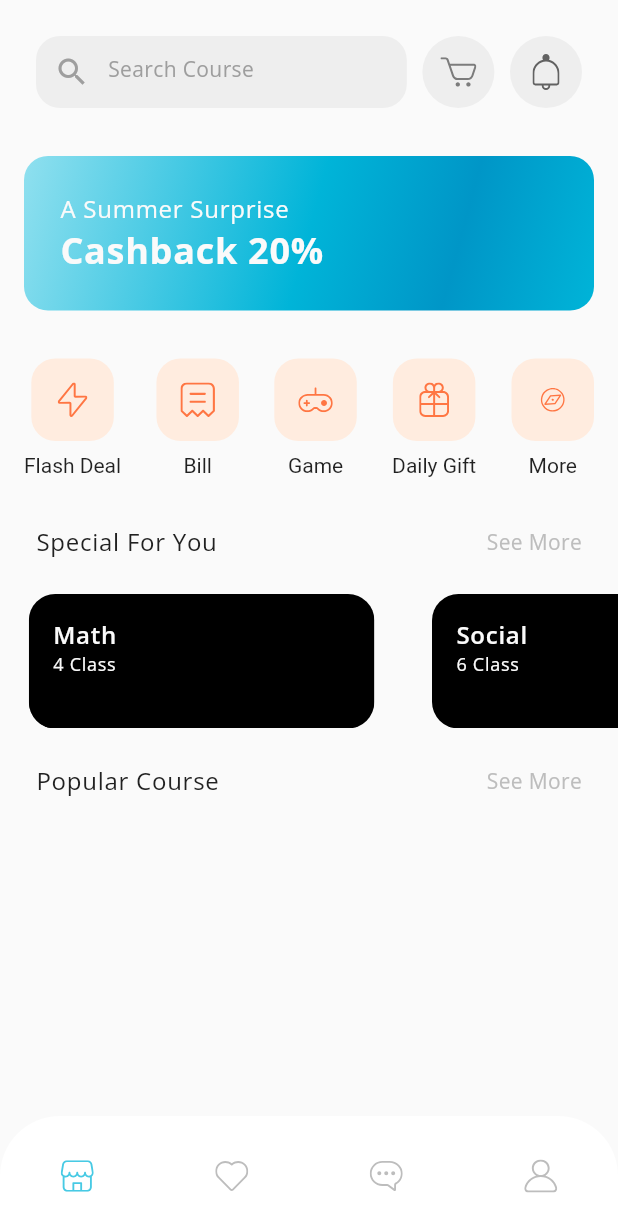
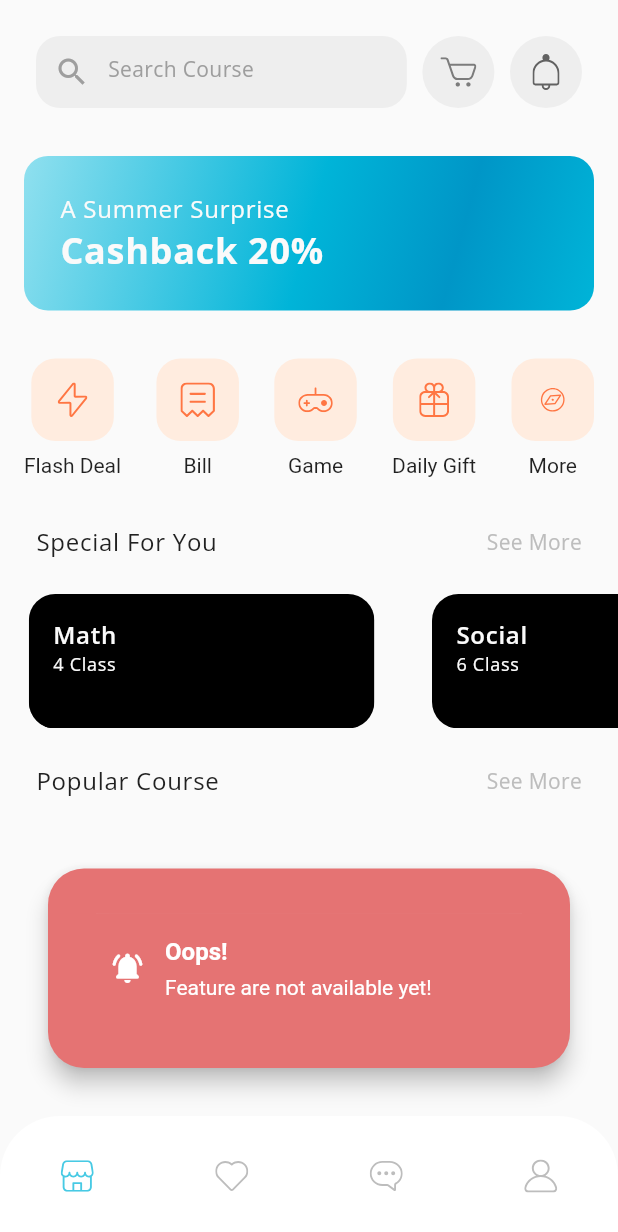
Before and after one commit to aallithioo/indiedu_app, a Flutter app: the HomeScreen screen opened by its route, after a tap on "See More", on a phone screen of 412 x 824 dp. Shown: the top 1232 px of the screen. Run offline on Flutter 3.47's test engine with Material 2 defaults, Android fonts, the phone set to English and light mode, and no system bars; our stand-ins replace firebase_auth, flutter_svg, get, google_fonts, google_sign_in, shared_preferences; missing offline and left inert: dart:html; accounts and stored records are empty.

Commit message:
minor update

```diff
--- a/lib/src/screens/main/home/widgets/category.dart
+++ b/lib/src/screens/main/home/widgets/category.dart
@@ -3,6 +3,7 @@ import 'package:aallithioo/src/app/themes/size.dart';
 import 'package:aallithioo/src/app/widgets/custom_border.dart';
 import 'package:aallithioo/src/app/widgets/custom_padding.dart';
 import 'package:aallithioo/src/app/widgets/custom_sizebox.dart';
+import 'package:aallithioo/src/app/widgets/custom_snackbar.dart';
 import 'package:flutter/material.dart';
 import 'package:flutter_svg/svg.dart';
 
@@ -29,7 +30,8 @@ class CategoryCard extends StatelessWidget {
           (index) => CatergoryCardItem(
             icon: categories[index]['icon'],
             text: categories[index]['text'],
-            press: () {},
+            press: () => ScaffoldMessenger.of(context)
+                .showSnackBar(kSnackBar('Feature are not available yet!')!),
           ),
         ),
       ),
--- a/lib/src/screens/main/home/widgets/section_title.dart
+++ b/lib/src/screens/main/home/widgets/section_title.dart
@@ -1,4 +1,5 @@
 import 'package:aallithioo/src/app/themes/color.dart';
+import 'package:aallithioo/src/app/widgets/custom_snackbar.dart';
 
 import '../../../../app/themes/theme.dart';
 
@@ -27,7 +28,8 @@ class SectionTitle extends StatelessWidget {
           ),
         ),
         GestureDetector(
-          onTap: onTap,
+          onTap: () => ScaffoldMessenger.of(context)
+              .showSnackBar(kSnackBar('Feature are not available yet!')!),
           child: Text(
             "See More",
             style: indiedu.textTheme.bodyText2!.copyWith(
```
